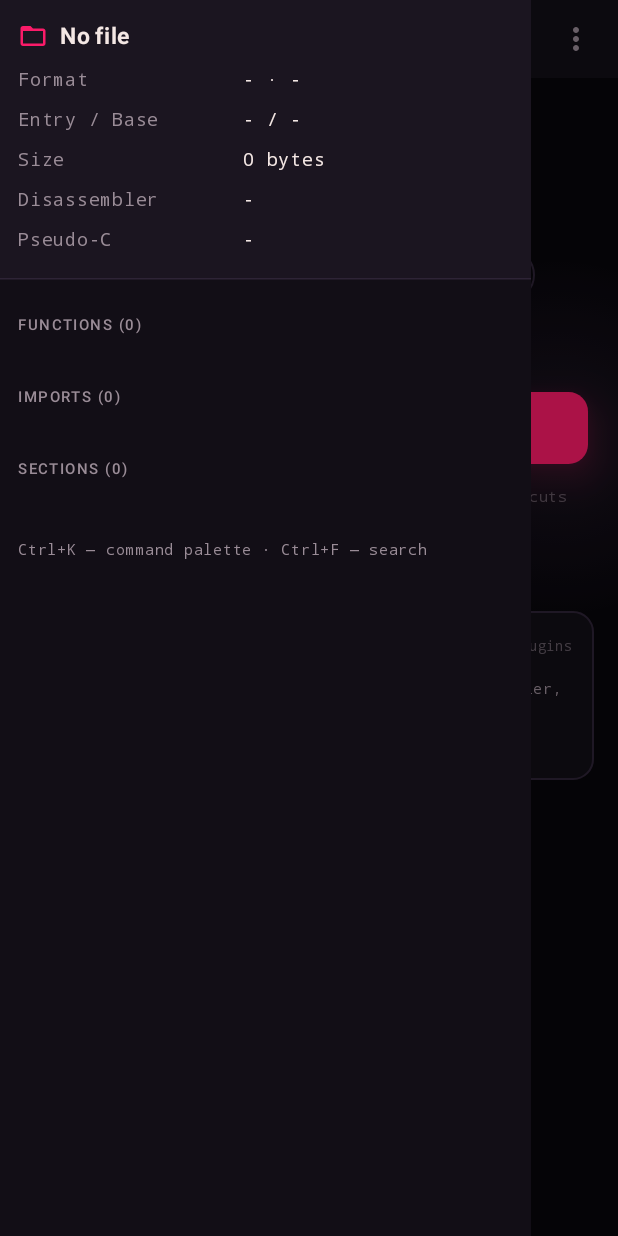
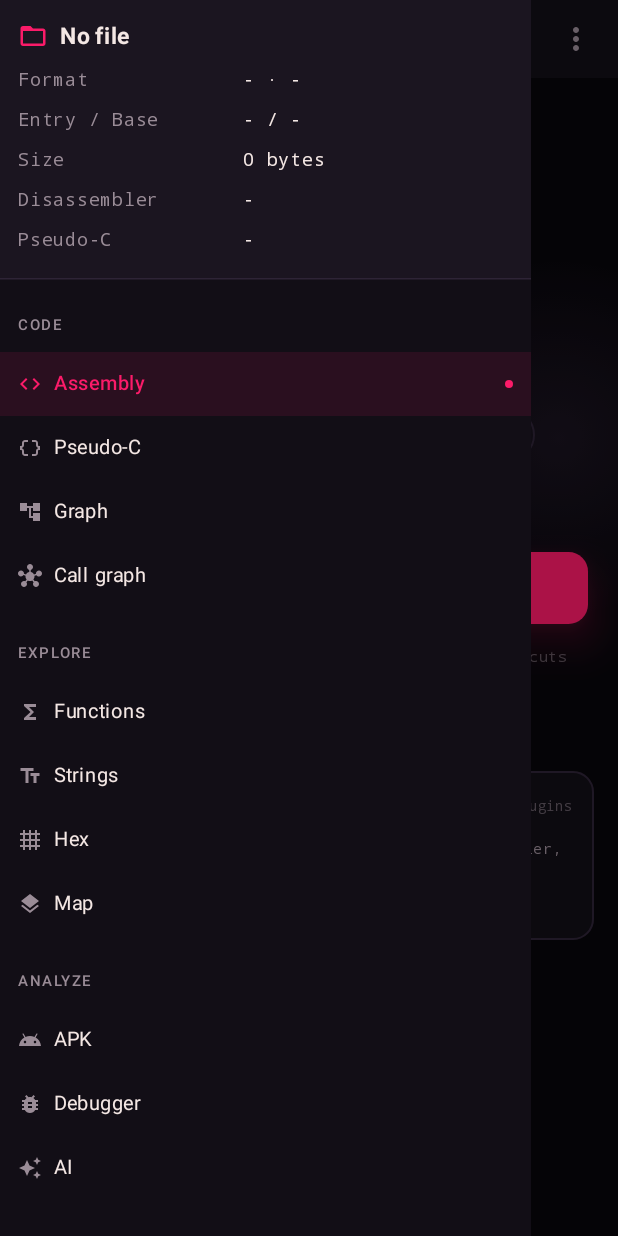
Before and after one commit to trickhook/Re, an Android app built with Jetpack Compose: the screen it shows after launch (MainActivity), after a tap on "Project tree", on a phone screen of 412 x 824 dp. Run offline under Robolectric (Android 15) with nearby library versions, the phone set to English and light mode, and no system bars; libraries missing offline, so code that uses them is left out: androidx.core.view.

Commit message:
Group the 13 destinations, put the app mark on the home screen
Thirteen tabs in one horizontally scrolling strip meant the list could never
be seen at once on a phone - you had to scroll blind to find out what existed.
Destinations now carry a group: Code (assembly, pseudo-C, graph, call graph),
Explore (functions, strings, hex, map), Analyze (APK, debugger, AI) and Output
(plugins, console).

The drawer became the navigator: every destination listed under its group with
an icon, the active one marked in accent. The strip under the header now
carries only the current group - four items at most, so it never scrolls, and
the frequent Assembly to Pseudo-C switch stays one tap away.

The home screen shows the launcher artwork at 96dp above the wordmark, cut
from the same content-centred crop the icon uses so the two match.

Co-Authored-By: Claude Opus 5 <noreply@anthropic.com>
Claude-Session: https://claude.ai/code/session_01AfA4JpvqDKyYdZfwpF1SvV

```diff
--- a/app/src/main/java/com/trickhook/ui/StudioApp.kt
+++ b/app/src/main/java/com/trickhook/ui/StudioApp.kt
@@ -35,6 +35,20 @@ import androidx.compose.material.icons.filled.Keyboard
 import androidx.compose.material.icons.filled.MoreVert
 import androidx.compose.ui.text.style.TextAlign
 import androidx.compose.material.icons.filled.FileDownload
+import androidx.compose.foundation.Image
+import androidx.compose.ui.draw.clip
+import androidx.compose.ui.res.painterResource
+import com.trickhook.R
+import androidx.compose.material.icons.filled.AccountTree
+import androidx.compose.material.icons.filled.AutoAwesome
+import androidx.compose.material.icons.filled.BugReport
+import androidx.compose.material.icons.filled.Extension
+import androidx.compose.material.icons.filled.Grid4x4
+import androidx.compose.material.icons.filled.Hub
+import androidx.compose.material.icons.filled.Layers
+import androidx.compose.material.icons.filled.Terminal
+import androidx.compose.material.icons.filled.TextFields
+import com.trickhook.vm.TabGroup
 import androidx.compose.material.icons.Icons
 import androidx.compose.ui.graphics.vector.ImageVector
 import androidx.compose.material.icons.filled.Android
@@ -268,26 +282,27 @@ fun StudioApp(vm: StudioViewModel) {
             if (vm.meta == null) {
                 EmptyState(vm, onOpen = openFile)
             } else {
-                // A hairline rule with a 2dp accent underline, rather than the
-                // default filled tab strip — the accent reads as a position
-                // marker instead of a second header bar.
+                // Only the current group rides the strip — four items at most,
+                // so it never scrolls. Switching group happens in the drawer.
+                val groupTabs = Tab.of(vm.tab.group)
                 ScrollableTabRow(
-                    selectedTabIndex = vm.tab.ordinal,
+                    selectedTabIndex = groupTabs.indexOf(vm.tab).coerceAtLeast(0),
                     edgePadding = 16.dp,
                     containerColor = ide.bg,
                     contentColor = ide.text,
                     divider = { HorizontalDivider(color = ide.border) },
                     indicator = { positions ->
-                        if (vm.tab.ordinal < positions.size) {
+                        val i = groupTabs.indexOf(vm.tab)
+                        if (i in positions.indices) {
                             TabRowDefaults.SecondaryIndicator(
-                                Modifier.tabIndicatorOffset(positions[vm.tab.ordinal]),
+                                Modifier.tabIndicatorOffset(positions[i]),
                                 height = 2.dp,
                                 color = ide.accent
                             )
                         }
                     }
                 ) {
-                    Tab.entries.forEach { t ->
+                    groupTabs.forEach { t ->
                         val selected = vm.tab == t
                         Tab(
                             selected = selected,
@@ -368,10 +383,18 @@ private fun EmptyState(vm: StudioViewModel, onOpen: () -> Unit) {
                 Modifier.fillMaxWidth().padding(horizontal = 20.dp),
                 horizontalAlignment = Alignment.CenterHorizontally
             ) {
-                Spacer(Modifier.height(28.dp))
+                Spacer(Modifier.height(24.dp))
+                Image(
+                    painter = painterResource(R.drawable.nocturne_mark),
+                    contentDescription = null,
+                    modifier = Modifier
+                        .size(96.dp)
+                        .clip(RoundedCornerShape(26.dp))
+                )
+                Spacer(Modifier.height(16.dp))
                 Text(
-                    "Nocturne", color = ide.text, fontSize = 34.sp,
-                    fontWeight = FontWeight.Light, letterSpacing = (-1.2).sp
+                    "Nocturne", color = ide.text, fontSize = 32.sp,
+                    fontWeight = FontWeight.Light, letterSpacing = (-1.1).sp
                 )
                 Spacer(Modifier.height(6.dp))
                 Text(
@@ -596,6 +619,38 @@ private fun ProjectDrawer(vm: StudioViewModel, onClose: () -> Unit, openFile: ()
             }
             HorizontalDivider(color = ide.border)
         }
+
+        // Navigation lives here now: every destination visible at once,
+        // grouped, instead of thirteen tabs behind a horizontal scroll.
+        TabGroup.entries.forEach { group ->
+            item { SectionTitle(group.title) }
+            items(Tab.of(group).size) { i ->
+                val t = Tab.of(group)[i]
+                val active = vm.tab == t
+                Row(
+                    Modifier
+                        .fillMaxWidth()
+                        .background(if (active) ide.accent.copy(alpha = 0.10f) else Color.Transparent)
+                        .clickable { vm.tab = t; onClose() }
+                        .padding(horizontal = 12.dp, vertical = 9.dp),
+                    verticalAlignment = Alignment.CenterVertically
+                ) {
+                    RowIcon(tabIcon(t), if (active) ide.accent else ide.dim, 16.dp)
+                    Text(
+                        t.title,
+                        color = if (active) ide.accent else ide.text,
+                        fontSize = 13.sp,
+                        fontWeight = if (active) FontWeight.SemiBold else FontWeight.Normal,
+                        modifier = Modifier.weight(1f)
+                    )
+                    if (active) {
+                        Box(Modifier.size(5.dp).background(ide.accent, CircleShape))
+                    }
+                }
+            }
+        }
+        item { Spacer(Modifier.height(6.dp)); HorizontalDivider(color = ide.border) }
+
         // RECENT PROJECTS
         if (vm.recents.isNotEmpty()) {
             item { SectionTitle("Recent projects (${vm.recents.size})") }
@@ -753,6 +808,22 @@ private fun ProjectDrawer(vm: StudioViewModel, onClose: () -> Unit, openFile: ()
     }
 }
 
+private fun tabIcon(t: Tab): ImageVector = when (t) {
+    Tab.ASSEMBLY  -> Icons.Filled.Code
+    Tab.PSEUDO    -> Icons.Filled.DataObject
+    Tab.GRAPH     -> Icons.Filled.AccountTree
+    Tab.CALLGRAPH -> Icons.Filled.Hub
+    Tab.FUNCTIONS -> Icons.Filled.Functions
+    Tab.STRINGS   -> Icons.Filled.TextFields
+    Tab.HEX       -> Icons.Filled.Grid4x4
+    Tab.MAP       -> Icons.Filled.Layers
+    Tab.APK       -> Icons.Filled.Android
+    Tab.DEBUGGER  -> Icons.Filled.BugReport
+    Tab.AI        -> Icons.Filled.AutoAwesome
+    Tab.PLUGINS   -> Icons.Filled.Extension
+    Tab.CONSOLE   -> Icons.Filled.Terminal
+}
+
 private fun fileIcon(format: String?): ImageVector = when (format) {
     "APK" -> Icons.Filled.Android
     "ELF" -> Icons.Filled.Memory
--- a/app/src/main/java/com/trickhook/vm/StudioViewModel.kt
+++ b/app/src/main/java/com/trickhook/vm/StudioViewModel.kt
@@ -41,20 +41,36 @@ import java.net.HttpURLConnection
 import java.net.URL
 import java.util.zip.ZipFile
 
-enum class Tab(val title: String) {
-    ASSEMBLY("Assembly"),
-    PSEUDO("Pseudo-C"),
-    GRAPH("Graph"),
-    CALLGRAPH("CallGraph"),
-    FUNCTIONS("Functions"),
-    STRINGS("Strings"),
-    HEX("Hex"),
-    MAP("Map"),
-    APK("APK"),
-    DEBUGGER("Debugger"),
-    AI("AI"),
-    PLUGINS("Plugins"),
-    CONSOLE("Console")
+/**
+ * Destinations are grouped so navigation fits a phone. Thirteen tabs in one
+ * scrolling strip meant the list could never be seen at once; the drawer shows
+ * the groups, and the strip under the header only carries the current one.
+ */
+enum class TabGroup(val title: String) {
+    CODE("Code"),
+    EXPLORE("Explore"),
+    ANALYZE("Analyze"),
+    OUTPUT("Output")
+}
+
+enum class Tab(val title: String, val group: TabGroup) {
+    ASSEMBLY("Assembly", TabGroup.CODE),
+    PSEUDO("Pseudo-C", TabGroup.CODE),
+    GRAPH("Graph", TabGroup.CODE),
+    CALLGRAPH("Call graph", TabGroup.CODE),
+    FUNCTIONS("Functions", TabGroup.EXPLORE),
+    STRINGS("Strings", TabGroup.EXPLORE),
+    HEX("Hex", TabGroup.EXPLORE),
+    MAP("Map", TabGroup.EXPLORE),
+    APK("APK", TabGroup.ANALYZE),
+    DEBUGGER("Debugger", TabGroup.ANALYZE),
+    AI("AI", TabGroup.ANALYZE),
+    PLUGINS("Plugins", TabGroup.OUTPUT),
+    CONSOLE("Console", TabGroup.OUTPUT);
+
+    companion object {
+        fun of(group: TabGroup): List<Tab> = entries.filter { it.group == group }
+    }
 }
 
 enum class DbgMode { NONE, TRACE, SESSION }
```
Also changed, not shown: app/src/main/res/drawable-nodpi/nocturne_mark.png (added).
